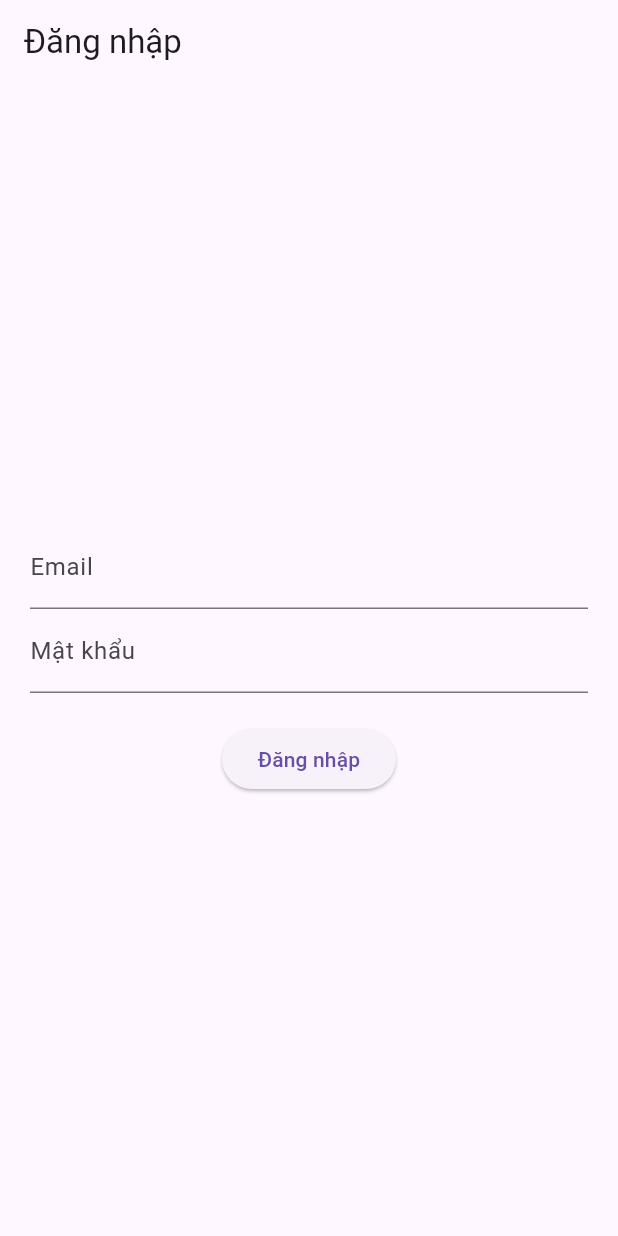
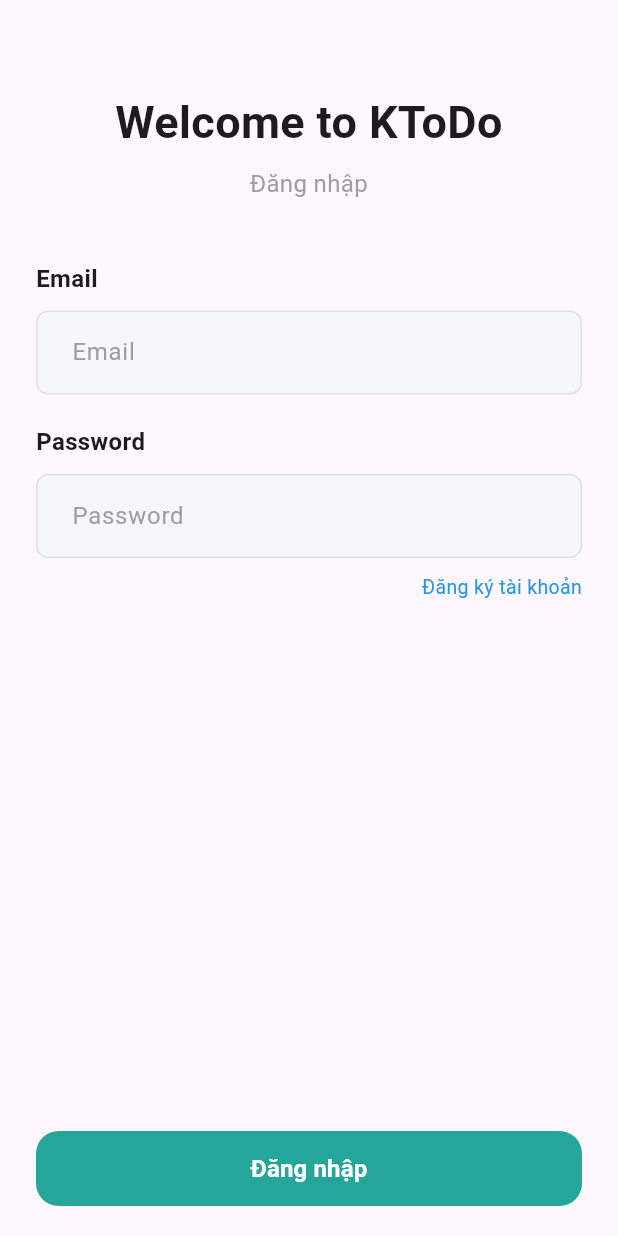
Before and after one commit to NamkhOa1412/ToDoApp, a Flutter app: the screen it shows after launch, on a phone screen of 412 x 824 dp. Run offline on Flutter 3.47's test engine with Material 3 defaults, Android fonts, the phone set to English and light mode, and no system bars; our stand-ins replace shared_preferences; accounts and stored records are empty.

Commit message:
add function login

```diff
--- a/analysis_options.yaml
+++ b/analysis_options.yaml
@@ -7,7 +7,7 @@
 
 # The following line activates a set of recommended lints for Flutter apps,
 # packages, and plugins designed to encourage good coding practices.
-include: package:flutter_lints/flutter.yaml
+# include: package:flutter_lints/flutter.yaml
 
 linter:
   # The lint rules applied to this project can be customized in the
--- /dev/null
+++ b/lib/components/button-custom.dart
@@ -0,0 +1,46 @@
+import 'package:flutter/material.dart';
+
+class CustomButton extends StatelessWidget {
+  final String text;
+  final VoidCallback onPressed;
+  final Color backgroundColor;
+  final Color textColor;
+  final double borderRadius;
+  final double height;
+
+  const CustomButton({
+    Key? key,
+    required this.text,
+    required this.onPressed,
+    this.backgroundColor = const Color(0xFF26A69A),
+    this.textColor = Colors.white,
+    this.borderRadius = 15,
+    this.height = 48,
+  }) : super(key: key);
+
+  @override
+  Widget build(BuildContext context) {
+    return SizedBox(
+      width: double.infinity,
+      height: height,
+      child: ElevatedButton(
+        onPressed: onPressed,
+        style: ElevatedButton.styleFrom(
+          backgroundColor: backgroundColor,
+          foregroundColor: textColor,
+          shape: RoundedRectangleBorder(
+            borderRadius: BorderRadius.circular(borderRadius),
+          ),
+          elevation: 0,
+        ),
+        child: Text(
+          text,
+          style: const TextStyle(
+            fontSize: 16,
+            fontWeight: FontWeight.w600,
+          ),
+        ),
+      ),
+    );
+  }
+}
--- /dev/null
+++ b/lib/components/input-custom.dart
@@ -0,0 +1,46 @@
+import 'package:flutter/material.dart';
+
+class CustomInputField extends StatelessWidget {
+  final String hintText;
+  final TextEditingController? controller;
+  final TextInputType keyboardType;
+  final bool obscureText;
+  final IconData? prefixIcon;
+
+  const CustomInputField({
+    Key? key,
+    required this.hintText,
+    this.controller,
+    this.keyboardType = TextInputType.text,
+    this.obscureText = false,
+    this.prefixIcon,
+  }) : super(key: key);
+
+  @override
+  Widget build(BuildContext context) {
+    return TextField(
+      controller: controller,
+      keyboardType: keyboardType,
+      obscureText: obscureText,
+      style: const TextStyle(fontSize: 16, color: Colors.black87),
+      decoration: InputDecoration(
+        hintText: hintText,
+        hintStyle: const TextStyle(color: Colors.grey, fontSize: 16),
+        filled: true,
+        fillColor: const Color(0xffF6F7F9),
+        prefixIcon: prefixIcon != null
+            ? Icon(prefixIcon, color: Colors.grey)
+            : null,
+        contentPadding: const EdgeInsets.symmetric(vertical: 16, horizontal: 20),
+        enabledBorder: OutlineInputBorder(
+          borderRadius: BorderRadius.circular(8),
+          borderSide: BorderSide(color: Colors.grey.shade300, width: 1),
+        ),
+        focusedBorder: OutlineInputBorder(
+          borderRadius: BorderRadius.circular(8),
+          borderSide: BorderSide(color: Colors.blue.shade300, width: 1.5),
+        ),
+      ),
+    );
+  }
+}
--- a/lib/screens/login-screens.dart
+++ b/lib/screens/login-screens.dart
@@ -1,4 +1,7 @@
 import 'package:flutter/material.dart';
+import 'package:ktodo_application/components/button-custom.dart';
+import 'package:ktodo_application/components/input-custom.dart';
+import 'package:ktodo_application/screens/signup-screens.dart';
 import 'package:provider/provider.dart';
 import '../providers/auth-provider.dart';
 import 'home-screens.dart';
@@ -13,12 +16,17 @@
 class _LoginScreenState extends State<LoginScreen> {
   final emailCtrl = TextEditingController();
   final passCtrl = TextEditingController();
-  bool _loading = false;
 
-  void _login() async {
+  void login() async {
+    if (emailCtrl.text == '' || passCtrl.text == '')
+    {
+      ScaffoldMessenger.of(context).showSnackBar(
+        SnackBar(content: Text("Đăng nhập thất bại: Email hoặc Password không được để trống!"), backgroundColor: Colors.red,),
+      );
+      return;
+    }
+
     final auth = Provider.of<AuthProvider>(context, listen: false);
-
-    setState(() => _loading = true);
     try {
       await auth.login(emailCtrl.text.trim(), passCtrl.text.trim());
       if (!mounted) return;
@@ -26,41 +34,103 @@
         context,
         MaterialPageRoute(builder: (_) => const HomeScreen()),
       );
+      ScaffoldMessenger.of(context).showSnackBar(
+        SnackBar(content: Text("Đăng nhập thành công"), backgroundColor: Colors.green,),
+      );
     } catch (e) {
       ScaffoldMessenger.of(context).showSnackBar(
-        SnackBar(content: Text("Đăng nhập thất bại: $e")),
+        SnackBar(content: Text("Đăng nhập thất bại: Email hoặc Password không chính xác!"), backgroundColor: Colors.red,),
       );
-    } finally {
-      setState(() => _loading = false);
     }
   }
 
   @override
   Widget build(BuildContext context) {
     return Scaffold(
-      appBar: AppBar(title: const Text("Đăng nhập")),
-      body: Padding(
-        padding: const EdgeInsets.all(20),
+      resizeToAvoidBottomInset: true,
+      body: SafeArea(
+        child: LayoutBuilder(
+          builder: (context, constraints) {
+            return SingleChildScrollView(
+              padding: const EdgeInsets.symmetric(horizontal: 24),
+              child: ConstrainedBox(
+                constraints: BoxConstraints(minHeight: constraints.maxHeight),
+                child: IntrinsicHeight(
                   child: Column(
-          mainAxisAlignment: MainAxisAlignment.center,
+                    crossAxisAlignment: CrossAxisAlignment.stretch,
                     children: [
-            TextField(
-              controller: emailCtrl,
-              decoration: const InputDecoration(labelText: "Email"),
+                      const SizedBox(height: 60),
+                      const Text(
+                        "Welcome to KToDo",
+                        textAlign: TextAlign.center,
+                        style: TextStyle(
+                          fontSize: 30,
+                          fontWeight: FontWeight.bold,
                         ),
-            TextField(
-              controller: passCtrl,
-              decoration: const InputDecoration(labelText: "Mật khẩu"),
-              obscureText: true,
                       ),
+                      const SizedBox(height: 8),
+                      const Text(
+                        "Đăng nhập",
+                        textAlign: TextAlign.center,
+                        style: TextStyle(
+                          fontSize: 16,
+                          color: Colors.grey,
+                        ),
+                      ),
+
+                      const SizedBox(height: 40),
+
+                      const Text(
+                        "Email",
+                        style: TextStyle(
+                            fontWeight: FontWeight.bold, fontSize: 16),
+                      ),
+                      const SizedBox(height: 10),
+
+                      CustomInputField(hintText: 'Email', controller: emailCtrl,),
+
                       const SizedBox(height: 20),
-            ElevatedButton(
-              onPressed: _loading ? null : _login,
-              child: _loading
-                  ? const CircularProgressIndicator(color: Colors.white)
-                  : const Text("Đăng nhập"),
+
+                      const Text(
+                        "Password",
+                        style: TextStyle(
+                            fontWeight: FontWeight.bold, fontSize: 16),
+                      ),
+                      const SizedBox(height: 10),
+
+                      CustomInputField(hintText: 'Password', controller: passCtrl, obscureText: true,),
+
+                      const SizedBox(height: 10),
+
+                      Row(
+                        mainAxisAlignment: MainAxisAlignment.end,
+                        children: [
+                        GestureDetector(
+                          onTap: () {
+                            // Navigator.push(
+                            //   context,
+                            //   MaterialPageRoute(builder: (_) => const SignupScreen()),
+                            // );
+                          },
+                          child: Text('Đăng ký tài khoản', style: TextStyle( fontSize: 13, color: Colors.blue),)
                         )
+                      ],),
+
+                      const Spacer(),
+
+                      Padding(
+                        padding: const EdgeInsets.only(bottom: 20, top: 30),
+                        child: SizedBox(
+                          height: 50,
+                          child: CustomButton(text: 'Đăng nhập', onPressed: login),
+                        ),
+                      ),
                     ],
+                  ),
+                ),
+              ),
+            );
+          },
         ),
       ),
     );
--- a/lib/services/supabase-service.dart
+++ b/lib/services/supabase-service.dart
@@ -13,7 +13,6 @@
     'Content-Type': 'application/json',
   };
 
-  // Login trả về User
   static Future<User> login(String email, String password) async {
     final url = Uri.parse('$baseUrl/auth/v1/token?grant_type=password');
     final body = jsonEncode({
```
Also changed, not shown: lib/providers/auth-provider.dart (+1 -7 lines), lib/screens/signup-screens.dart (added, +128 -0 lines). Lines whose indentation alone changed are shown as unchanged.
